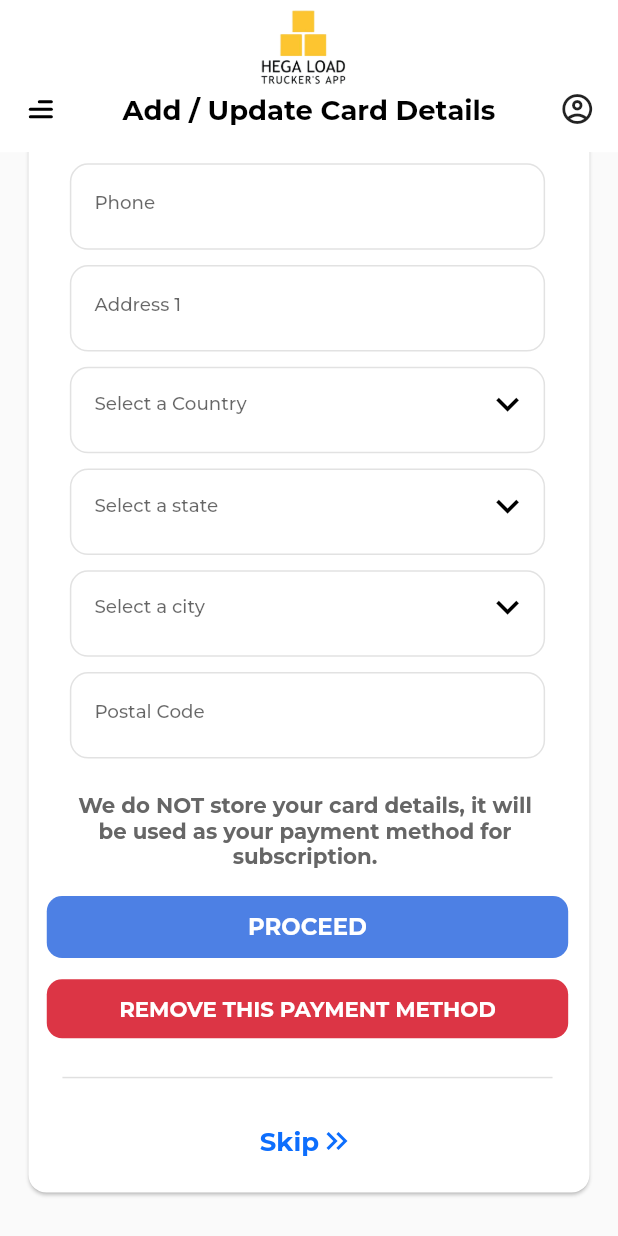
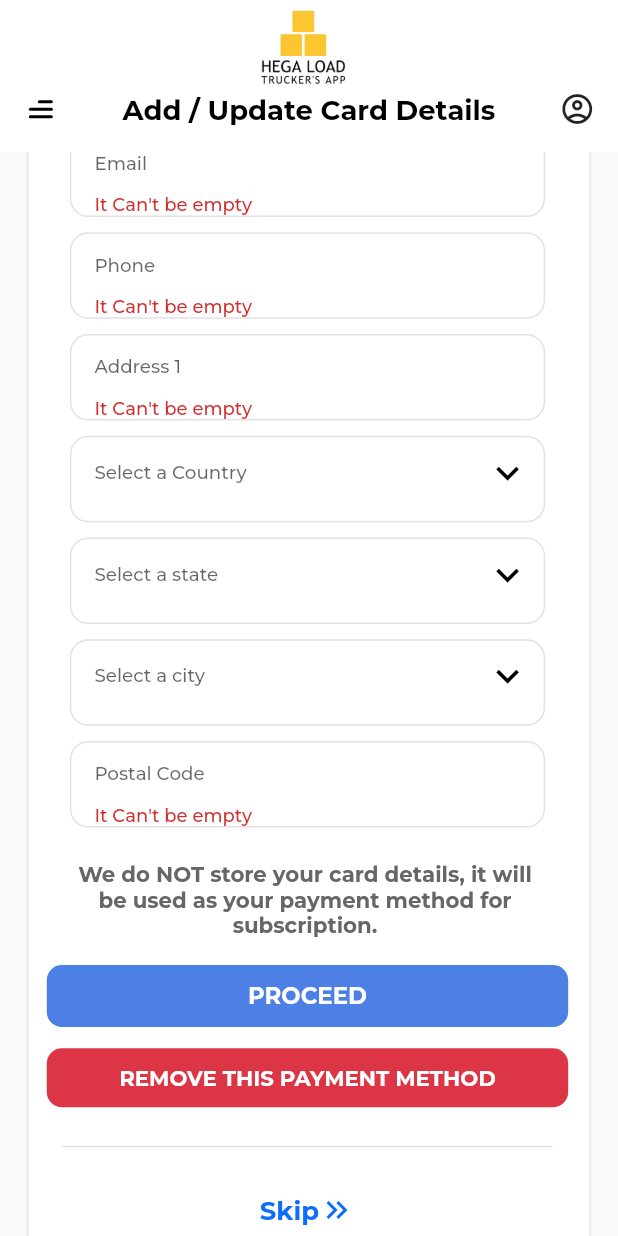
Before and after one commit to m7md3tef1/hoga, a Flutter app: the AddUpdateCardView screen opened directly, scrolled down 463 dp, after a tap on "PROCEED", on a phone screen of 412 x 824 dp. Run offline on Flutter 3.47's test engine with Material 2 defaults, Android fonts, the phone set to English and light mode, and no system bars; our stand-ins replace animated_splash_screen, bloc, cached_network_image, connectivity_plus, device_preview, dio and 12 more; missing offline and left inert: dart:ffi; accounts and stored records are empty; network calls fail.

Commit message:
resolve card conflict

```diff
--- a/lib/features/add_update_card/cubit/addCard_states.dart
+++ b/lib/features/add_update_card/cubit/addCard_states.dart
@@ -8,7 +8,12 @@ class AddingCardFailed extends AddCardStates {
   final String msg;
   AddingCardFailed(this.msg);
 }
+class CancelCardSuccess extends AddCardStates {}
 
+class CancelCardFailed extends AddCardStates {
+  final String msg;
+  CancelCardFailed(this.msg);
+}
 class NetworkFailed extends AddCardStates {
   final String msg;
   NetworkFailed(this.msg);
--- a/lib/features/add_update_card/units/form.dart
+++ b/lib/features/add_update_card/units/form.dart
@@ -1,13 +1,13 @@
 part of '../view.dart';
 
-class Form extends StatefulWidget {
-  const Form({Key? key}) : super(key: key);
+class FormCard extends StatefulWidget {
+  const FormCard({Key? key}) : super(key: key);
 
   @override
-  State<Form> createState() => _FormState();
+  State<FormCard> createState() => _FormCardState();
 }
 
-class _FormState extends State<Form> {
+class _FormCardState extends State<FormCard> {
   var countryOrigin = '';
   var countryCode = 0;
   var stateOrigin = '';
@@ -23,13 +23,17 @@ class _FormState extends State<Form> {
   TextEditingController contactNumberController = TextEditingController();
   TextEditingController addressController = TextEditingController();
   TextEditingController postalCodeController = TextEditingController();
+  GlobalKey<FormState> formKey = GlobalKey<FormState>();
+
   @override
   Widget build(BuildContext context) {
     return CustomCard(
       widget: BlocConsumer<DataFormCubit, AddDataFormStates>(
           listener: (BuildContext context, state) {},
           builder: (BuildContext context, state) {
-            return Column(
+            return Form(
+              key: formKey,
+              child: Column(
                 children: [
                   Row(
                     mainAxisAlignment: MainAxisAlignment.center,
@@ -71,6 +75,7 @@ class _FormState extends State<Form> {
                     color: ColorManager.darkGrey,
                     maxLength: 16,
                     keyboardType: TextInputType.number,
+                    validate: Validator.validateEmpty,
                   ),
                   Padding(
                     padding:
@@ -94,6 +99,8 @@ class _FormState extends State<Form> {
                                   child: TextFormField(
                                       autofocus: false,
                                       controller: monthController,
+                                      validator: Validator.validateEmpty,
+
                                       textDirection: TextDirection.ltr,
                                       keyboardType: TextInputType.number,
                                       maxLength: 2,
@@ -139,6 +146,8 @@ class _FormState extends State<Form> {
                                       textDirection: TextDirection.ltr,
                                       keyboardType: TextInputType.number,
                                       controller: yearController,
+                                      validator: Validator.validateEmpty,
+
                                       maxLength: 4,
                                       buildCounter: (context,
                                           {required currentLength,
@@ -188,6 +197,8 @@ class _FormState extends State<Form> {
                                       textDirection: TextDirection.ltr,
                                       keyboardType: TextInputType.number,
                                       controller: cvvController,
+                                      validator: Validator.validateEmpty,
+
                                       maxLength: 3,
                                       buildCounter: (context,
                                           {required currentLength,
@@ -243,22 +254,31 @@ class _FormState extends State<Form> {
                   CustomTextField(
                     controller: nameController,
                     hintText: 'Name',
+                    validate: Validator.validateEmpty,
+
                     color: ColorManager.darkGrey,
                   ),
                   CustomTextField(
                     controller: emailController,
                     hintText: 'Email',
+                    validate: Validator.validateEmpty,
+
                     color: ColorManager.darkGrey,
                   ),
                   CustomTextField(
                     controller: contactNumberController,
                     hintText: 'Phone',
+
+                    validate: Validator.validateEmpty,
+
                     color: ColorManager.darkGrey,
                   ),
                   CustomTextField(
                     controller: addressController,
                     hintText: 'Address 1',
                     color: ColorManager.darkGrey,
+                    validate: Validator.validateEmpty,
+
                   ),
                   CustomTextField(
                       hintText: countryOrigin == ''
@@ -502,6 +522,8 @@ class _FormState extends State<Form> {
                     hintText: 'Postal Code',
                     controller: postalCodeController,
                     color: ColorManager.darkGrey,
+                    validate: Validator.validateEmpty,
+
                   ),
                   Padding(
                     padding: EdgeInsets.only(left: 11.w, right: 14.w, top: 17.h),
@@ -521,6 +543,8 @@ class _FormState extends State<Form> {
                       text: 'PROCEED',
                       colortext: Colors.white,
                       function: () {
+                        print("PROCEED");
+                        if (formKey.currentState!.validate()) {
                           AddCardCubit.get(context).addCard(CardModel(
                               int.parse(cardNumberController.text),
                               int.parse(monthController.text),
@@ -534,6 +558,9 @@ class _FormState extends State<Form> {
                               contactNumberController.text,
                               addressController.text,
                               postalCodeController.text));
+
+                        }
+
                       },
                       font: 15.sp,
                       color: ColorManager.primaryColor),
@@ -541,6 +568,10 @@ class _FormState extends State<Form> {
                     height: 14.h,
                   ),
                   CustomButton(
+                    function: (){
+                      AddCardCubit.get(context).cancelCard();
+
+                      },
                       text: 'REMOVE THIS PAYMENT METHOD',
                       colortext: Colors.white,
                       font: 14.sp,
@@ -587,6 +618,7 @@ onTap: (){
                     height: 22.h,
                   ),
                 ],
+              ),
             );
           }),
     );
--- a/lib/features/add_update_card/view.dart
+++ b/lib/features/add_update_card/view.dart
@@ -17,6 +17,7 @@ import '../../core/data/models/card_model.dart';
 import '../../core/keys/keys.dart';
 import '../../core/master_cubit/getDataForm_cubit.dart';
 import '../../core/master_cubit/getDataForm_state.dart';
+import '../../core/validator/validator.dart';
 import '../../core/widgets/custom_card.dart';
 import '../../widgets/widgets/custom_notloggedin.dart';
 import '../auth/units/cant_login.dart';
@@ -48,7 +49,7 @@ class AddUpdateCardView extends StatelessWidget {
                         physics: BouncingScrollPhysics(),
                         child: Padding(
                           padding: EdgeInsets.only(top: 22.0),
-                          child: Form(),
+                          child: FormCard(),
                         ))),
           ],
         ),
--- a/lib/features/auth/units/customer_text_field.dart
+++ b/lib/features/auth/units/customer_text_field.dart
@@ -11,6 +11,7 @@ class CustomTextFormField extends StatelessWidget {
   var validate;
   var function;
   bool? obs;
+  double? padding;
 
   CustomTextFormField({
     super.key,
@@ -22,6 +23,7 @@ class CustomTextFormField extends StatelessWidget {
     this.validate,
     this.function,
     this.keyBoardType,
+  this.padding
   });
 
   @override
@@ -29,6 +31,7 @@ class CustomTextFormField extends StatelessWidget {
     return Padding(
       padding: const EdgeInsets.only(top: 30),
       child: TextFormField(
+        scrollPadding: EdgeInsets.only(bottom:padding??0),
         validator: validate,
         controller: controller,
         keyboardType: keyBoardType,
--- a/lib/features/home/units/homebage/bottom.dart
+++ b/lib/features/home/units/homebage/bottom.dart
@@ -8,6 +8,7 @@ import 'package:hoga_load/features/home/units/homebage/swiper2.dart';
 import 'package:hoga_load/features/home/units/homebage/tab_view.dart';
 import 'package:hoga_load/features/home/units/homebage/vehicle_container.dart';
 import 'package:hoga_load/features/vehicles/get_vehicles/view.dart';
+import 'package:hoga_load/widgets/widgets/custom_scaffold.dart';
 import 'package:hoga_load/widgets/widgets/custom_text.dart';
 
 import '../../../blogs/view.dart';
@@ -225,7 +226,7 @@ class _BottomState extends State<Bottom> {
           ),
           VehicleContainer(
             'assets/images/jop.png',
-            JobsView(),
+            CustomScaffold(body: JobsView()),
             'Jobs',
             'Upload your jobs here.',
             'Read More',
--- a/lib/features/home/units/homebage/buy_container.dart
+++ b/lib/features/home/units/homebage/buy_container.dart
@@ -64,7 +64,7 @@ String? price;
               ),
             ),
           ]),
-           Image(image: AssetImage(image!)),
+           Image(image: NetworkImage(image!),height: 200.sp,width: 200.sp,),
           CustomText(
             text: "$loadsNo Load Postings",
             fontSize: 18.sp,
--- a/lib/main.dart
+++ b/lib/main.dart
@@ -6,6 +6,7 @@ import 'package:flutter_screenutil/flutter_screenutil.dart';
 import 'package:hoga_load/core/data/local/cacheHelper.dart';
 import 'package:hoga_load/core/keys/keys.dart';
 import 'package:hoga_load/core/router/router.dart';
+import 'package:hoga_load/features/add_update_card/cubit/addCard_cubit.dart';
 import 'package:hoga_load/features/auth/domain/auth_cubit.dart';
 import 'package:hoga_load/features/home/controller.dart';
 import 'package:hoga_load/features/jobs/cubit/getJop_cubit.dart';
@@ -73,6 +74,8 @@ class MyApp extends StatelessWidget {
               // ..getJop()
               ..addJopCubit),
         BlocProvider(create: (_) => PackageCubit()..getPackageCubit()),
+        BlocProvider(create: (_) => AddCardCubit()),
+
         BlocProvider(create: (_) => ChangePassCubit()),
         BlocProvider(
             create: (_) => UpdateProfileCubit()
```
Also changed, not shown: lib/features/add_update_card/cubit/addCard_cubit.dart (+35 -3 lines), lib/features/auth/login.dart (+8 -8 lines), lib/features/auth/sign_up.dart (+19 -4 lines), lib/features/home/units/homebage/body.dart (+7 -3 lines), lib/features/jobs/view.dart (+14 -18 lines), lib/features/loads/get_loads/view.dart (+16 -16 lines), lib/features/plans/units/body.dart (+21 -5 lines), lib/features/search_product/view.dart (+13 -15 lines), lib/features/vehicles/get_vehicles/view.dart (+14 -16 lines), lib/widgets/widgets/custom_privacy.dart (+19 -5 lines). Lines whose indentation alone changed are shown as unchanged.
